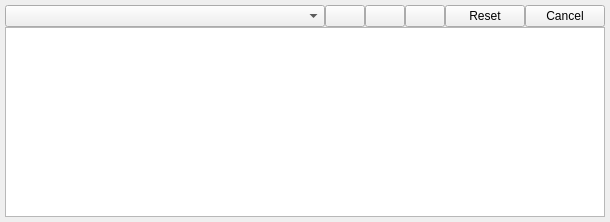
Before: the Qt Designer form src/QSview/resources/plan_editor.ui in BCDA-APS/QSview, drawn with Qt 5.
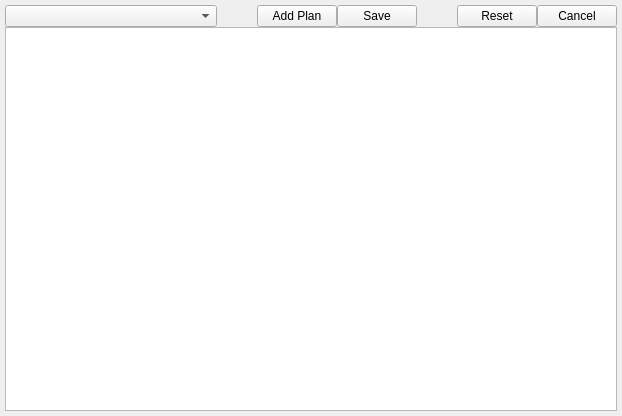
After: the same form once the commit is applied. Icons and pictures are not drawn.

Commit message:
Implement plan editor dialog for creating and editing queue plans
This commit includes:
- PlanParameterTableModel for displaying/editing plan parameters
- PlanEditorDialog as a pop-up window
- Integration with queue editor (Add/Edit buttons)

The edit to the form file:
```diff
--- a/src/QSview/resources/plan_editor.ui
+++ b/src/QSview/resources/plan_editor.ui
@@ -6,8 +6,8 @@
    <rect>
     <x>0</x>
     <y>0</y>
-    <width>610</width>
-    <height>222</height>
+    <width>622</width>
+    <height>416</height>
    </rect>
   </property>
   <property name="windowTitle">
@@ -30,35 +30,15 @@
     <number>5</number>
    </property>
    <item>
-    <layout class="QGridLayout" name="gridLayout" columnstretch="2,0,0,0,0,0">
-     <item row="0" column="0">
-      <widget class="QComboBox" name="planSelectBox"/>
-     </item>
-     <item row="0" column="5">
-      <widget class="QPushButton" name="cancelButton">
-       <property name="toolTip">
-        <string>Cancel</string>
-       </property>
-       <property name="text">
-        <string>Cancel</string>
-       </property>
-      </widget>
-     </item>
-     <item row="0" column="4">
-      <widget class="QPushButton" name="resetButton">
-       <property name="toolTip">
-        <string>Reset plan</string>
-       </property>
-       <property name="text">
-        <string>Reset</string>
-       </property>
-      </widget>
-     </item>
+    <layout class="QGridLayout" name="gridLayout" columnstretch="2,0,0,0,0,0,0">
      <item row="0" column="3">
       <widget class="QPushButton" name="saveButton">
        <property name="toolTip">
         <string>Save plan</string>
        </property>
+       <property name="text">
+        <string>Save</string>
+       </property>
        <property name="icon">
         <iconset>
          <normaloff>icons/save.png</normaloff>icons/save.png</iconset>
@@ -66,12 +46,45 @@
       </widget>
      </item>
      <item row="0" column="1">
+      <spacer name="horizontalSpacer">
+       <property name="orientation">
+        <enum>Qt::Horizontal</enum>
+       </property>
+       <property name="sizeHint" stdset="0">
+        <size>
+         <width>40</width>
+         <height>20</height>
+        </size>
+       </property>
+      </spacer>
+     </item>
+     <item row="0" column="5">
+      <widget class="QPushButton" name="resetButton">
+       <property name="toolTip">
+        <string>Reset plan</string>
+       </property>
+       <property name="text">
+        <string>Reset</string>
+       </property>
+      </widget>
+     </item>
+     <item row="0" column="6">
+      <widget class="QPushButton" name="cancelButton">
+       <property name="toolTip">
+        <string>Cancel</string>
+       </property>
+       <property name="text">
+        <string>Cancel</string>
+       </property>
+      </widget>
+     </item>
+     <item row="0" column="2">
       <widget class="QPushButton" name="addPlanButton">
        <property name="toolTip">
         <string>Add plan to queue</string>
        </property>
        <property name="text">
-        <string/>
+        <string>Add Plan</string>
        </property>
        <property name="icon">
         <iconset>
@@ -79,16 +92,21 @@
        </property>
       </widget>
      </item>
-     <item row="0" column="2">
-      <widget class="QPushButton" name="editButton">
-       <property name="toolTip">
-        <string>Edit plan</string>
+     <item row="0" column="0">
+      <widget class="QComboBox" name="planSelectBox"/>
+     </item>
+     <item row="0" column="4">
+      <spacer name="horizontalSpacer_2">
+       <property name="orientation">
+        <enum>Qt::Horizontal</enum>
        </property>
-       <property name="icon">
-        <iconset>
-         <normaloff>icons/edit.png</normaloff>icons/edit.png</iconset>
+       <property name="sizeHint" stdset="0">
+        <size>
+         <width>40</width>
+         <height>20</height>
+        </size>
        </property>
-      </widget>
+      </spacer>
      </item>
     </layout>
    </item>
```
The commit also changes 7 other files.
